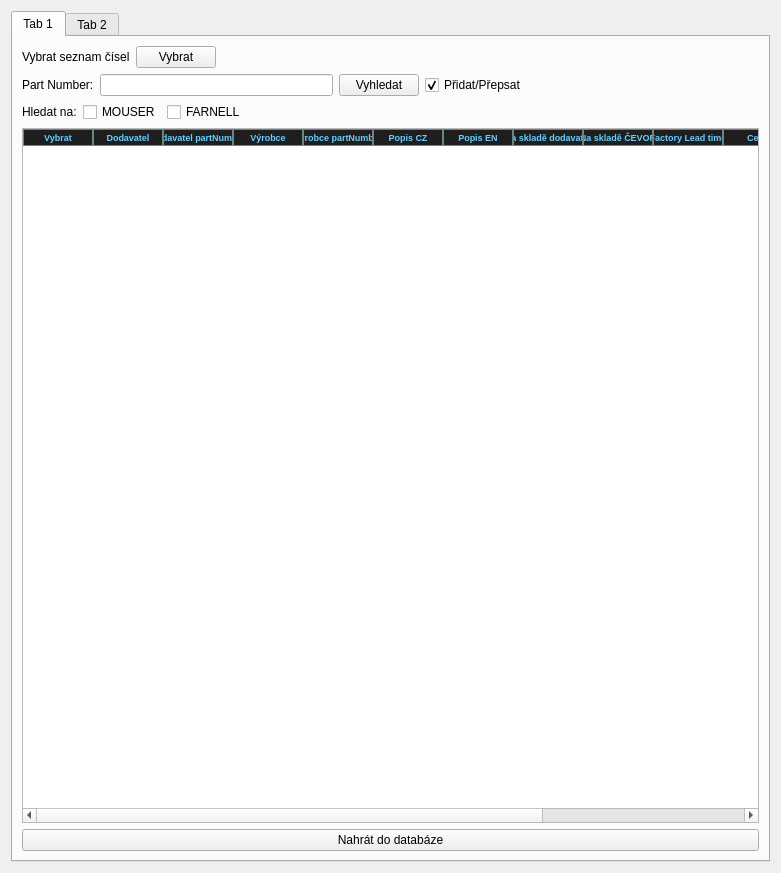
First picture: the form in manufacturer_loader.ui, repository FilipPaul/SKLAD, before the edit.
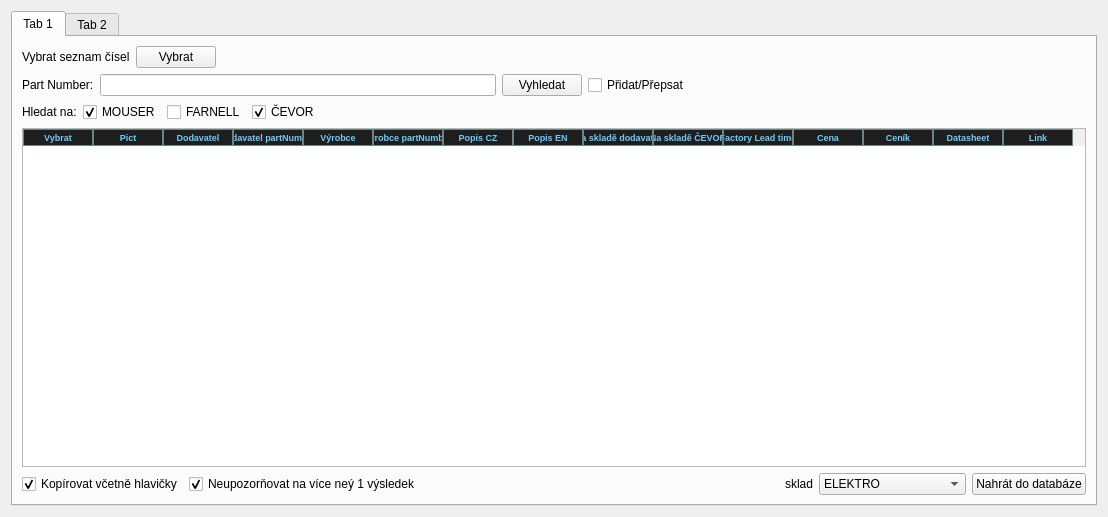
Second picture: the form after the edit.

Commit message: add mouser loader

Patch:
```diff
--- a/manufacturer_loader.ui
+++ b/manufacturer_loader.ui
@@ -6,8 +6,8 @@
    <rect>
     <x>0</x>
     <y>0</y>
-    <width>781</width>
-    <height>873</height>
+    <width>1108</width>
+    <height>517</height>
    </rect>
   </property>
   <property name="windowTitle">
@@ -80,7 +80,7 @@
             <string>Přidat/Přepsat</string>
            </property>
            <property name="checked">
-            <bool>true</bool>
+            <bool>false</bool>
            </property>
           </widget>
          </item>
@@ -113,6 +113,9 @@
            <property name="text">
             <string>MOUSER</string>
            </property>
+           <property name="checked">
+            <bool>true</bool>
+           </property>
           </widget>
          </item>
          <item>
@@ -122,6 +125,16 @@
            </property>
           </widget>
          </item>
+         <item>
+          <widget class="QCheckBox" name="che_CEVOR">
+           <property name="text">
+            <string>ČEVOR</string>
+           </property>
+           <property name="checked">
+            <bool>true</bool>
+           </property>
+          </widget>
+         </item>
          <item>
           <spacer name="horizontalSpacer_3">
            <property name="orientation">
@@ -142,6 +155,7 @@
          <property name="font">
           <font>
            <pointsize>7</pointsize>
+           <weight>75</weight>
            <bold>true</bold>
           </font>
          </property>
@@ -155,7 +169,9 @@
 }
 
 
-QTableView::item:alternate { background-color: #bfffbf; }</string>
+QTableView::item:alternate { background-color: #bfffbf; }
+
+QTableView{gridline-color: rgb(0, 0, 0) }</string>
          </property>
          <property name="alternatingRowColors">
           <bool>false</bool>
@@ -176,16 +192,21 @@
           <bool>true</bool>
          </attribute>
          <attribute name="verticalHeaderMinimumSectionSize">
-          <number>5</number>
+          <number>40</number>
          </attribute>
          <attribute name="verticalHeaderDefaultSectionSize">
-          <number>20</number>
+          <number>40</number>
          </attribute>
          <column>
           <property name="text">
            <string>Vybrat</string>
           </property>
          </column>
+         <column>
+          <property name="text">
+           <string>Pict</string>
+          </property>
+         </column>
          <column>
           <property name="text">
            <string>Dodavatel</string>
@@ -255,6 +276,65 @@
        </item>
        <item>
         <layout class="QHBoxLayout" name="horizontalLayout_4">
+         <item>
+          <widget class="QCheckBox" name="che_coppy_with_header">
+           <property name="text">
+            <string>Kopírovat včetně hlavičky</string>
+           </property>
+           <property name="checked">
+            <bool>true</bool>
+           </property>
+          </widget>
+         </item>
+         <item>
+          <widget class="QCheckBox" name="che_ignore_more_results">
+           <property name="text">
+            <string>Neupozorňovat na více neý 1 výsledek</string>
+           </property>
+           <property name="checked">
+            <bool>true</bool>
+           </property>
+          </widget>
+         </item>
+         <item>
+          <spacer name="horizontalSpacer_4">
+           <property name="orientation">
+            <enum>Qt::Horizontal</enum>
+           </property>
+           <property name="sizeHint" stdset="0">
+            <size>
+             <width>40</width>
+             <height>20</height>
+            </size>
+           </property>
+          </spacer>
+         </item>
+         <item>
+          <widget class="QLabel" name="label_2">
+           <property name="text">
+            <string>sklad</string>
+           </property>
+          </widget>
+         </item>
+         <item>
+          <widget class="QComboBox" name="cbox_sklad">
+           <item>
+            <property name="text">
+             <string>ELEKTRO</string>
+            </property>
+           </item>
+           <item>
+            <property name="text">
+             <string>MECHANIKA</string>
+            </property>
+           </item>
+           <item>
+            <property name="text">
+             <string>RADKUV SPECIALNI</string>
+            </property>
+           </item>
+          </widget>
+         </item>
          <item>
           <widget class="QPushButton" name="pb_load_to_database">
            <property name="text">
```
The commit also changes 219 other files.
